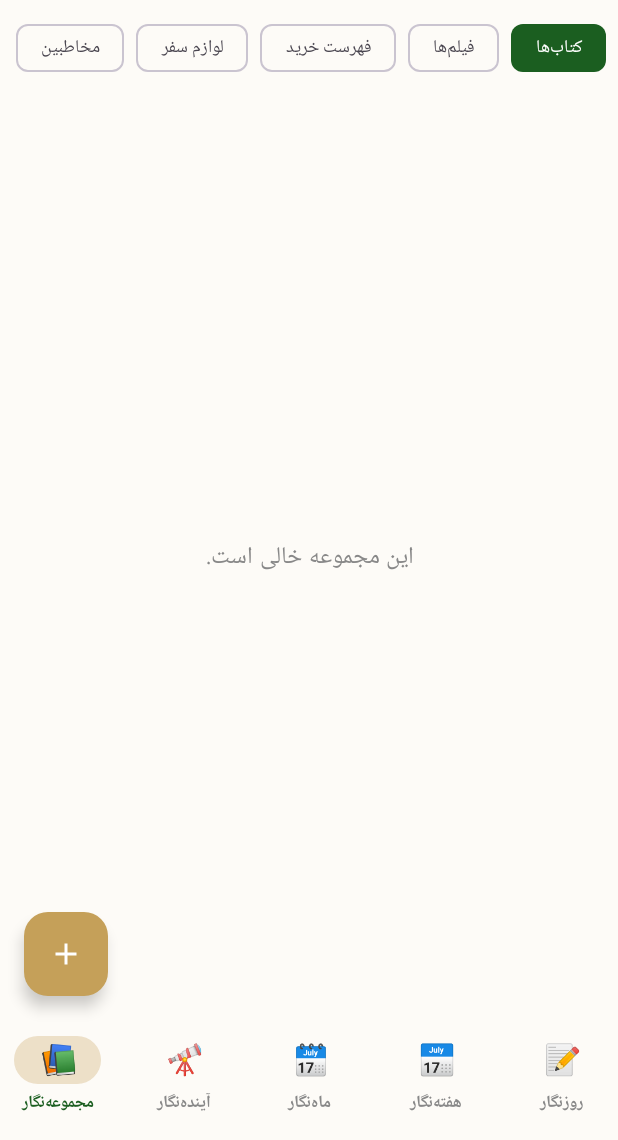
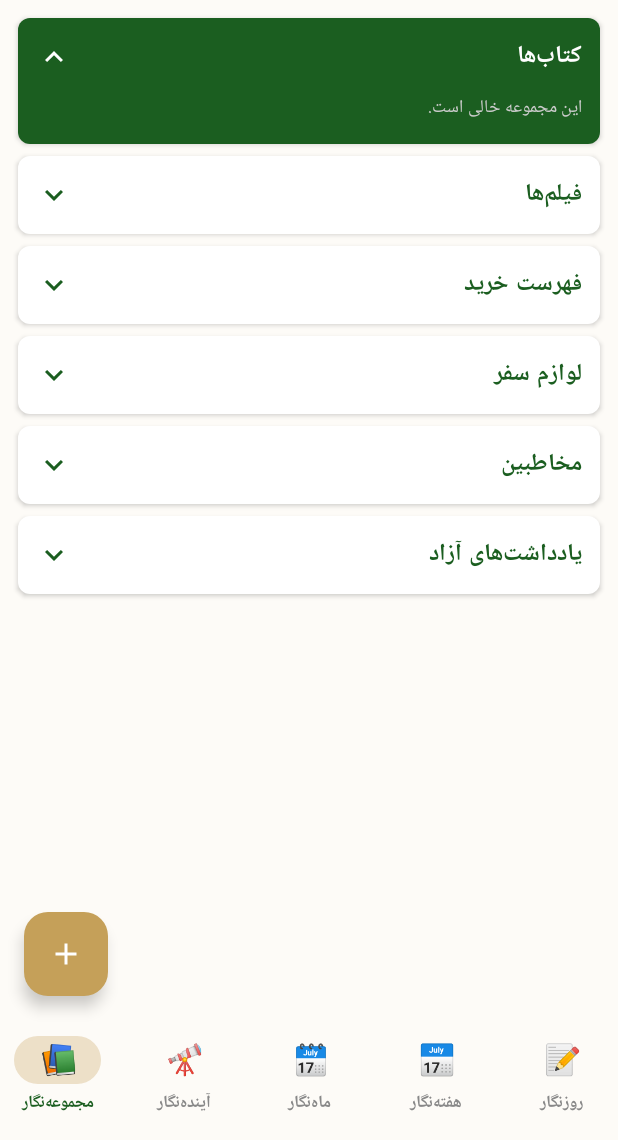
Before and after one commit to ebadariyan-bit/bolt-journal, an Android app built with Jetpack Compose: the screen it shows after launch (MainActivity), item 5 of the bottom bar chosen, on a phone screen of 412 x 824 dp, the part 96-1236 px from its top. Run offline under Robolectric (Android 15) with nearby library versions, the phone set to English and light mode, and no system bars; our stand-ins replace Room's generated code.

Commit message:
Improve category handling and item presentation
Refactor category selection and item display logic in MainActivity.

```diff
--- a/app/src/main/java/ir/boltjournal/app/MainActivity.kt
+++ b/app/src/main/java/ir/boltjournal/app/MainActivity.kt
@@ -8,7 +8,6 @@ import androidx.compose.foundation.border
 import androidx.compose.foundation.clickable
 import androidx.compose.foundation.layout.*
 import androidx.compose.foundation.lazy.LazyColumn
-import androidx.compose.foundation.lazy.LazyRow
 import androidx.compose.foundation.lazy.items
 import androidx.compose.foundation.shape.CircleShape
 import androidx.compose.foundation.shape.RoundedCornerShape
@@ -71,7 +70,6 @@ fun MainScreen() {
     var selectedWeekDay by remember { mutableStateOf(weekDaysList[0]) }
     var selectedMonthDay by remember { mutableStateOf(PersianDate.getDayOfMonthNumber()) }
 
-    // وضعیت‌های مربوط به مجموعه‌نگار
     val defaultCategories = listOf("کتاب‌ها", "فیلم‌ها", "فهرست خرید", "لوازم سفر", "مخاطبین", "یادداشت‌های آزاد")
     var selectedCategory by remember { mutableStateOf(defaultCategories[0]) }
     val allCategories = (defaultCategories + collections.map { it.category }).distinct()
@@ -90,7 +88,6 @@ fun MainScreen() {
 
     val scope = rememberCoroutineScope()
 
-    // باز کردن پنجره برای ویرایش
     val handleEditTask: (TaskEntity) -> Unit = { task ->
         taskToEdit = task
         newTaskTitle = task.title
@@ -125,6 +122,8 @@ fun MainScreen() {
                     newTaskDateString = ""
                     newTaskReminderDays = "0"
                     newCategoryName = ""
+                    // اگر هیچ مجموعه‌ای باز نبود، پیش‌فرض اولین مجموعه انتخاب شود
+                    if (selectedCategory.isEmpty()) selectedCategory = defaultCategories[0]
                     showDialog = true
                 },
                 containerColor = Gold,
@@ -414,43 +413,58 @@ fun CollectionScreen(
     onEditItem: (CollectionItemEntity) -> Unit
 ) {
     val scope = rememberCoroutineScope()
-    val filteredItems = collections.filter { it.category == selectedCategory }
 
-    Column(modifier = Modifier.fillMaxSize().padding(paddingValues)) {
-        // نوار افقی دسته‌بندی‌ها
-        LazyRow(
-            modifier = Modifier.fillMaxWidth().padding(8.dp),
-            horizontalArrangement = Arrangement.spacedBy(8.dp)
+    LazyColumn(
+        modifier = Modifier.fillMaxSize().padding(paddingValues),
+        contentPadding = PaddingValues(start = 12.dp, end = 12.dp, top = 12.dp, bottom = 80.dp),
+        verticalArrangement = Arrangement.spacedBy(8.dp)
     ) {
         items(allCategories) { category ->
-                FilterChip(
-                    selected = selectedCategory == category,
-                    onClick = { onCategorySelected(category) },
-                    label = { Text(category, fontSize = 12.sp) },
-                    colors = FilterChipDefaults.filterChipColors(
-                        selectedContainerColor = DarkEmerald,
-                        selectedLabelColor = Color.White
+            val isExpanded = selectedCategory == category
+            Card(
+                modifier = Modifier.fillMaxWidth(),
+                colors = CardDefaults.cardColors(
+                    containerColor = if (isExpanded) DarkEmerald else Color.White
+                ),
+                elevation = CardDefaults.cardElevation(defaultElevation = 2.dp),
+                shape = RoundedCornerShape(8.dp)
+            ) {
+                Column(
+                    modifier = Modifier
+                        .clickable {
+                            // اگر روی خودش کلیک شد، جمع شود. اگر روی دیگری، باز شود
+                            onCategorySelected(if (isExpanded) "" else category)
+                        }
+                        .padding(12.dp)
+                ) {
+                    Row(
+                        modifier = Modifier.fillMaxWidth(),
+                        horizontalArrangement = Arrangement.SpaceBetween,
+                        verticalAlignment = Alignment.CenterVertically
+                    ) {
+                        Text(
+                            text = category,
+                            fontSize = 16.sp,
+                            fontWeight = FontWeight.Bold,
+                            color = if (isExpanded) Color.White else DarkEmerald
                         )
+                        Icon(
+                            imageVector = if (isExpanded) Icons.Default.KeyboardArrowUp else Icons.Default.KeyboardArrowDown,
+                            contentDescription = null,
+                            tint = if (isExpanded) Color.White else DarkEmerald
                         )
                     }
-        }
 
-        // لیست آیتم‌ها
+                    if (isExpanded) {
+                        Spacer(modifier = Modifier.height(8.dp))
+                        val filteredItems = collections.filter { it.category == category }
                         if (filteredItems.isEmpty()) {
-            Box(modifier = Modifier.fillMaxSize(), contentAlignment = Alignment.Center) {
-                Text("این مجموعه خالی است.", color = Color.Gray)
-            }
+                            Text("این مجموعه خالی است.", color = Color.LightGray, fontSize = 12.sp)
                         } else {
-            LazyColumn(
-                modifier = Modifier.fillMaxSize(),
-                contentPadding = PaddingValues(start = 12.dp, end = 12.dp, top = 4.dp, bottom = 80.dp),
-                verticalArrangement = Arrangement.spacedBy(6.dp)
-            ) {
-                items(filteredItems) { item ->
+                            filteredItems.forEach { item ->
                                 Card(
-                        modifier = Modifier.fillMaxWidth(),
+                                    modifier = Modifier.fillMaxWidth().padding(vertical = 4.dp),
                                     colors = CardDefaults.cardColors(containerColor = Color.White),
-                        elevation = CardDefaults.cardElevation(1.dp),
                                     shape = RoundedCornerShape(6.dp)
                                 ) {
                                     Row(modifier = Modifier.padding(horizontal = 8.dp, vertical = 4.dp).fillMaxWidth(), verticalAlignment = Alignment.CenterVertically) {
@@ -466,6 +480,9 @@ fun CollectionScreen(
                                         IconButton(onClick = { onEditItem(item) }, modifier = Modifier.size(30.dp)) { Icon(Icons.Default.Edit, "ویرایش", tint = Color.Blue, modifier = Modifier.size(16.dp)) }
                                         IconButton(onClick = { scope.launch { collectionDao.updateItem(item.copy(isCompleted = !item.isCompleted)) } }, modifier = Modifier.size(30.dp)) { Icon(Icons.Default.Check, "انجام", tint = if (item.isCompleted) Color.Green else Color.LightGray, modifier = Modifier.size(18.dp)) }
                                         IconButton(onClick = { scope.launch { collectionDao.deleteItem(item) } }, modifier = Modifier.size(30.dp)) { Icon(Icons.Default.Delete, "حذف", tint = Color.Red, modifier = Modifier.size(18.dp)) }
+                                    }
+                                }
+                            }
                         }
                     }
                 }
```
Lines whose indentation alone changed are shown as unchanged.
